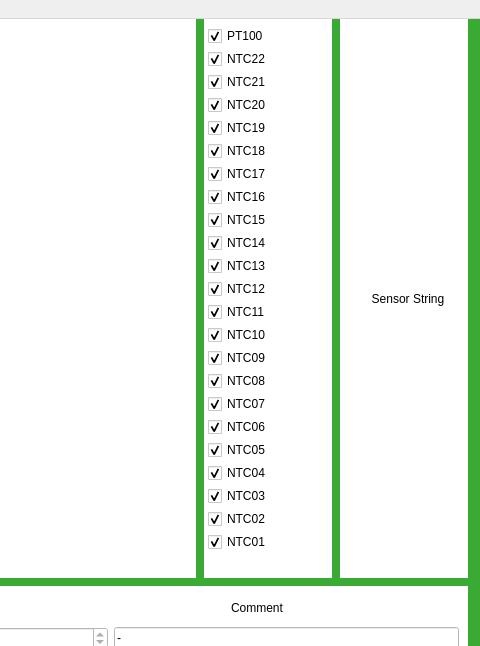
The window that ui/main_window.ui (nilsjanis94/WIZARD-2.1) describes before a commit, drawn with Qt 5; both pictures show x 894 to 1374 and y 0 to 646 of the 1374 by 776 pixel window.
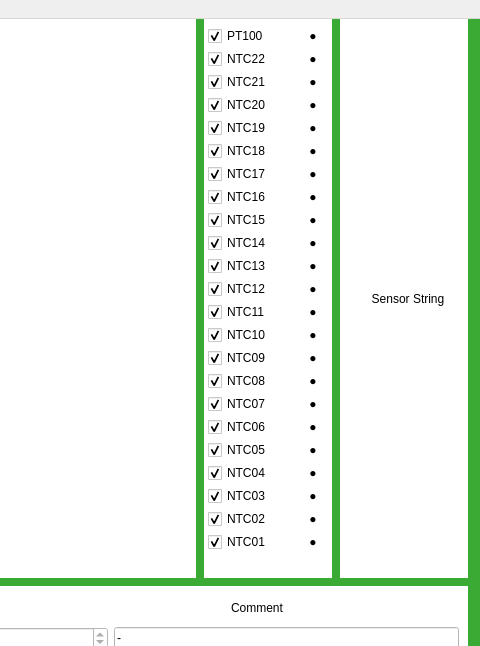
The same window after the commit.

Commit message:
feat: Add visual style indicators next to NTC checkboxes
- Add placeholder labels in UI for style indicators
- Implement StyleIndicatorWidget for drawing line styles
- Add UI service methods for label pixmap updates
- Integrate style indicators with existing plot styles
- Add comprehensive tests for new UI functionality
- Ensure MVC architecture compliance and layout stability

The style indicators show the exact line colors and patterns that appear
in the plot, providing users with visual legend functionality directly
in the NTC checkbox container.

The edit to the form file:
```diff
--- a/ui/main_window.ui
+++ b/ui/main_window.ui
@@ -612,6 +612,11 @@
            <number>4</number>
           </property>
           <item>
+           <layout class="QHBoxLayout" name="pt100_layout">
+            <property name="spacing">
+             <number>8</number>
+            </property>
+            <item>
            <widget class="QCheckBox" name="ntc_pt100_checkbox">
             <property name="sizePolicy">
              <sizepolicy hsizetype="Expanding" vsizetype="Fixed">
@@ -634,6 +639,41 @@
            </widget>
           </item>
           <item>
+             <widget class="QLabel" name="pt100_style_label">
+              <property name="sizePolicy">
+               <sizepolicy hsizetype="Fixed" vsizetype="Preferred">
+                <horstretch>0</horstretch>
+                <verstretch>0</verstretch>
+               </sizepolicy>
+              </property>
+              <property name="minimumSize">
+               <size>
+                <width>30</width>
+                <height>16</height>
+               </size>
+              </property>
+              <property name="maximumSize">
+               <size>
+                <width>30</width>
+                <height>16</height>
+               </size>
+              </property>
+              <property name="text">
+               <string>●</string>
+              </property>
+              <property name="alignment">
+               <set>Qt::AlignCenter</set>
+              </property>
+             </widget>
+            </item>
+           </layout>
+          </item>
+          <item>
+           <layout class="QHBoxLayout" name="ntc22_layout">
+            <property name="spacing">
+             <number>8</number>
+            </property>
+            <item>
            <widget class="QCheckBox" name="ntc_22_checkbox">
             <property name="sizePolicy">
              <sizepolicy hsizetype="Preferred" vsizetype="Fixed">
@@ -650,6 +690,41 @@
            </widget>
           </item>
           <item>
+             <widget class="QLabel" name="ntc22_style_label">
+              <property name="sizePolicy">
+               <sizepolicy hsizetype="Fixed" vsizetype="Preferred">
+                <horstretch>0</horstretch>
+                <verstretch>0</verstretch>
+               </sizepolicy>
+              </property>
+              <property name="minimumSize">
+               <size>
+                <width>30</width>
+                <height>16</height>
+               </size>
+              </property>
+              <property name="maximumSize">
+               <size>
+                <width>30</width>
+                <height>16</height>
+               </size>
+              </property>
+              <property name="text">
+               <string>●</string>
+              </property>
+              <property name="alignment">
+               <set>Qt::AlignCenter</set>
+              </property>
+             </widget>
+            </item>
+           </layout>
+          </item>
+          <item>
+           <layout class="QHBoxLayout" name="ntc21_layout">
+            <property name="spacing">
+             <number>8</number>
+            </property>
+            <item>
            <widget class="QCheckBox" name="ntc_21_checkbox">
             <property name="sizePolicy">
              <sizepolicy hsizetype="Preferred" vsizetype="Fixed">
@@ -666,6 +741,41 @@
            </widget>
           </item>
           <item>
+             <widget class="QLabel" name="ntc21_style_label">
+              <property name="sizePolicy">
+               <sizepolicy hsizetype="Fixed" vsizetype="Preferred">
+                <horstretch>0</horstretch>
+                <verstretch>0</verstretch>
+               </sizepolicy>
+              </property>
+              <property name="minimumSize">
+               <size>
+                <width>30</width>
+                <height>16</height>
+               </size>
+              </property>
+              <property name="maximumSize">
+               <size>
+                <width>30</width>
+                <height>16</height>
+               </size>
+              </property>
+              <property name="text">
+               <string>●</string>
+              </property>
+              <property name="alignment">
+               <set>Qt::AlignCenter</set>
+              </property>
+             </widget>
+            </item>
+           </layout>
+          </item>
+          <item>
+           <layout class="QHBoxLayout" name="ntc20_layout">
+            <property name="spacing">
+             <number>8</number>
+            </property>
+            <item>
            <widget class="QCheckBox" name="ntc_20_checkbox">
             <property name="sizePolicy">
              <sizepolicy hsizetype="Preferred" vsizetype="Fixed">
@@ -682,6 +792,41 @@
            </widget>
           </item>
           <item>
+             <widget class="QLabel" name="ntc20_style_label">
+              <property name="sizePolicy">
+               <sizepolicy hsizetype="Fixed" vsizetype="Preferred">
+                <horstretch>0</horstretch>
+                <verstretch>0</verstretch>
+               </sizepolicy>
+              </property>
+              <property name="minimumSize">
+               <size>
+                <width>30</width>
+                <height>16</height>
+               </size>
+              </property>
+              <property name="maximumSize">
+               <size>
+                <width>30</width>
+                <height>16</height>
+               </size>
+              </property>
+              <property name="text">
+               <string>●</string>
+              </property>
+              <property name="alignment">
+               <set>Qt::AlignCenter</set>
+              </property>
+             </widget>
+            </item>
+           </layout>
+          </item>
+          <item>
+           <layout class="QHBoxLayout" name="ntc19_layout">
+            <property name="spacing">
+             <number>8</number>
+            </property>
+            <item>
            <widget class="QCheckBox" name="ntc_19_checkbox">
             <property name="sizePolicy">
              <sizepolicy hsizetype="Preferred" vsizetype="Fixed">
@@ -698,6 +843,41 @@
            </widget>
           </item>
           <item>
+             <widget class="QLabel" name="ntc19_style_label">
+              <property name="sizePolicy">
+               <sizepolicy hsizetype="Fixed" vsizetype="Preferred">
+                <horstretch>0</horstretch>
+                <verstretch>0</verstretch>
+               </sizepolicy>
+              </property>
+              <property name="minimumSize">
+               <size>
+                <width>30</width>
+                <height>16</height>
+               </size>
+              </property>
+              <property name="maximumSize">
+               <size>
+                <width>30</width>
+                <height>16</height>
+               </size>
+              </property>
+              <property name="text">
+               <string>●</string>
+              </property>
+              <property name="alignment">
+               <set>Qt::AlignCenter</set>
+              </property>
+             </widget>
+            </item>
+           </layout>
+          </item>
+          <item>
+           <layout class="QHBoxLayout" name="ntc18_layout">
+            <property name="spacing">
+             <number>8</number>
+            </property>
+            <item>
            <widget class="QCheckBox" name="ntc_18_checkbox">
             <property name="sizePolicy">
              <sizepolicy hsizetype="Preferred" vsizetype="Fixed">
@@ -714,6 +894,41 @@
            </widget>
           </item>
           <item>
+             <widget class="QLabel" name="ntc18_style_label">
+              <property name="sizePolicy">
+               <sizepolicy hsizetype="Fixed" vsizetype="Preferred">
+                <horstretch>0</horstretch>
+                <verstretch>0</verstretch>
+               </sizepolicy>
+              </property>
+              <property name="minimumSize">
+               <size>
+                <width>30</width>
+                <height>16</height>
+               </size>
+              </property>
+              <property name="maximumSize">
+               <size>
+                <width>30</width>
+                <height>16</height>
+               </size>
+              </property>
+              <property name="text">
+               <string>●</string>
+              </property>
+              <property name="alignment">
+               <set>Qt::AlignCenter</set>
+              </property>
+             </widget>
+            </item>
+           </layout>
+          </item>
+          <item>
+           <layout class="QHBoxLayout" name="ntc17_layout">
+            <property name="spacing">
+             <number>8</number>
+            </property>
+            <item>
            <widget class="QCheckBox" name="ntc_17_checkbox">
             <property name="sizePolicy">
              <sizepolicy hsizetype="Preferred" vsizetype="Fixed">
@@ -730,6 +945,41 @@
            </widget>
           </item>
           <item>
+             <widget class="QLabel" name="ntc17_style_label">
+              <property name="sizePolicy">
+               <sizepolicy hsizetype="Fixed" vsizetype="Preferred">
+                <horstretch>0</horstretch>
+                <verstretch>0</verstretch>
+               </sizepolicy>
+              </property>
+              <property name="minimumSize">
+               <size>
+                <width>30</width>
+                <height>16</height>
+               </size>
+              </property>
+              <property name="maximumSize">
+               <size>
+                <width>30</width>
+                <height>16</height>
+               </size>
+              </property>
+              <property name="text">
+               <string>●</string>
+              </property>
+              <property name="alignment">
+               <set>Qt::AlignCenter</set>
+              </property>
+             </widget>
+            </item>
+           </layout>
+          </item>
+          <item>
+           <layout class="QHBoxLayout" name="ntc16_layout">
+            <property name="spacing">
+             <number>8</number>
+            </property>
+            <item>
            <widget class="QCheckBox" name="ntc_16_checkbox">
             <property name="sizePolicy">
              <sizepolicy hsizetype="Preferred" vsizetype="Fixed">
@@ -746,6 +996,41 @@
            </widget>
           </item>
           <item>
+             <widget class="QLabel" name="ntc16_style_label">
+              <property name="sizePolicy">
+               <sizepolicy hsizetype="Fixed" vsizetype="Preferred">
+                <horstretch>0</horstretch>
+                <verstretch>0</verstretch>
+               </sizepolicy>
+              </property>
+              <property name="minimumSize">
+               <size>
+                <width>30</width>
+                <height>16</height>
+               </size>
+              </property>
+              <property name="maximumSize">
+               <size>
+                <width>30</width>
+                <height>16</height>
+               </size>
+              </property>
+              <property name="text">
+               <string>●</string>
+              </property>
+              <property name="alignment">
+               <set>Qt::AlignCenter</set>
+              </property>
+             </widget>
+            </item>
+           </layout>
+          </item>
+          <item>
+           <layout class="QHBoxLayout" name="ntc15_layout">
+            <property name="spacing">
+             <number>8</number>
+            </property>
+            <item>
            <widget class="QCheckBox" name="ntc_15_checkbox">
             <property name="sizePolicy">
              <sizepolicy hsizetype="Preferred" vsizetype="Fixed">
@@ -762,6 +1047,41 @@
            </widget>
           </item>
           <item>
+             <widget class="QLabel" name="ntc15_style_label">
+              <property name="sizePolicy">
+               <sizepolicy hsizetype="Fixed" vsizetype="Preferred">
+                <horstretch>0</horstretch>
+                <verstretch>0</verstretch>
+               </sizepolicy>
+              </property>
+              <property name="minimumSize">
+               <size>
+                <width>30</width>
+                <height>16</height>
+               </size>
+              </property>
+              <property name="maximumSize">
+               <size>
+                <width>30</width>
+                <height>16</height>
+               </size>
+              </property>
+              <property name="text">
+               <string>●</string>
+              </property>
+              <property name="alignment">
+               <set>Qt::AlignCenter</set>
+              </property>
+             </widget>
+            </item>
+           </layout>
+          </item>
+          <item>
+           <layout class="QHBoxLayout" name="ntc14_layout">
+            <property name="spacing">
+             <number>8</number>
+            </property>
+            <item>
            <widget class="QCheckBox" name="ntc_14_checkbox">
             <property name="sizePolicy">
              <sizepolicy hsizetype="Preferred" vsizetype="Fixed">
@@ -778,6 +1098,41 @@
            </widget>
           </item>
           <item>
+             <widget class="QLabel" name="ntc14_style_label">
+              <property name="sizePolicy">
+               <sizepolicy hsizetype="Fixed" vsizetype="Preferred">
+                <horstretch>0</horstretch>
+                <verstretch>0</verstretch>
+               </sizepolicy>
+              </property>
+              <property name="minimumSize">
+               <size>
+                <width>30</width>
+                <height>16</height>
+               </size>
+              </property>
+              <property name="maximumSize">
+               <size>
+                <width>30</width>
+                <height>16</height>
+               </size>
+              </property>
+              <property name="text">
+               <string>●</string>
+              </property>
+              <property name="alignment">
+               <set>Qt::AlignCenter</set>
+              </property>
+             </widget>
+            </item>
+           </layout>
+          </item>
+          <item>
+           <layout class="QHBoxLayout" name="ntc13_layout">
+            <property name="spacing">
+             <number>8</number>
+            </property>
+            <item>
            <widget class="QCheckBox" name="ntc_13_checkbox">
             <property name="sizePolicy">
              <sizepolicy hsizetype="Preferred" vsizetype="Fixed">
@@ -794,6 +1149,41 @@
            </widget>
           </item>
           <item>
+             <widget class="QLabel" name="ntc13_style_label">
+              <property name="sizePolicy">
+               <sizepolicy hsizetype="Fixed" vsizetype="Preferred">
+                <horstretch>0</horstretch>
+                <verstretch>0</verstretch>
+               </sizepolicy>
+              </property>
+              <property name="minimumSize">
+               <size>
+                <width>30</width>
+                <height>16</height>
+               </size>
+              </property>
+              <property name="maximumSize">
+               <size>
+                <width>30</width>
+                <height>16</height>
+               </size>
+              </property>
+              <property name="text">
+               <string>●</string>
+              </property>
+              <property name="alignment">
+               <set>Qt::AlignCenter</set>
+              </property>
+             </widget>
+            </item>
+           </layout>
+          </item>
+          <item>
+           <layout class="QHBoxLayout" name="ntc12_layout">
+            <property name="spacing">
+             <number>8</number>
+            </property>
+            <item>
            <widget class="QCheckBox" name="ntc_12_checkbox">
             <property name="sizePolicy">
              <sizepolicy hsizetype="Preferred" vsizetype="Fixed">
@@ -810,6 +1200,41 @@
            </widget>
           </item>
           <item>
+             <widget class="QLabel" name="ntc12_style_label">
+              <property name="sizePolicy">
+               <sizepolicy hsizetype="Fixed" vsizetype="Preferred">
+                <horstretch>0</horstretch>
+                <verstretch>0</verstretch>
+               </sizepolicy>
+              </property>
+              <property name="minimumSize">
+               <size>
+                <width>30</width>
+                <height>16</height>
+               </size>
+              </property>
+              <property name="maximumSize">
+               <size>
+                <width>30</width>
+                <height>16</height>
+               </size>
+              </property>
+              <property name="text">
+               <string>●</string>
+              </property>
+              <property name="alignment">
+               <set>Qt::AlignCenter</set>
+              </property>
+             </widget>
+            </item>
+           </layout>
+          </item>
+          <item>
+           <layout class="QHBoxLayout" name="ntc11_layout">
+            <property name="spacing">
+             <number>8</number>
+            </property>
+            <item>
            <widget class="QCheckBox" name="ntc_11_checkbox">
             <property name="sizePolicy">
              <sizepolicy hsizetype="Preferred" vsizetype="Fixed">
@@ -826,6 +1251,41 @@
            </widget>
           </item>
           <item>
+             <widget class="QLabel" name="ntc11_style_label">
+              <property name="sizePolicy">
+               <sizepolicy hsizetype="Fixed" vsizetype="Preferred">
+                <horstretch>0</horstretch>
+                <verstretch>0</verstretch>
+               </sizepolicy>
+              </property>
+              <property name="minimumSize">
+               <size>
+                <width>30</width>
+                <height>16</height>
+               </size>
+              </property>
+              <property name="maximumSize">
+               <size>
+                <width>30</width>
+                <height>16</height>
+               </size>
+              </property>
+              <property name="text">
+               <string>●</string>
+              </property>
+              <property name="alignment">
+               <set>Qt::AlignCenter</set>
+              </property>
+             </widget>
+            </item>
+           </layout>
+          </item>
+          <item>
+           <layout class="QHBoxLayout" name="ntc10_layout">
+            <property name="spacing">
+             <number>8</number>
+            </property>
+            <item>
            <widget class="QCheckBox" name="ntc_10_checkbox">
             <property name="sizePolicy">
              <sizepolicy hsizetype="Preferred" vsizetype="Fixed">
@@ -842,6 +1302,41 @@
            </widget>
           </item>
           <item>
+             <widget class="QLabel" name="ntc10_style_label">
+              <property name="sizePolicy">
+               <sizepolicy hsizetype="Fixed" vsizetype="Preferred">
+                <horstretch>0</horstretch>
+                <verstretch>0</verstretch>
+               </sizepolicy>
+              </property>
+              <property name="minimumSize">
+               <size>
+                <width>30</width>
+                <height>16</height>
+               </size>
+              </property>
+              <property name="maximumSize">
+               <size>
+                <width>30</width>
+                <height>16</height>
+               </size>
+              </property>
+              <property name="text">
+               <string>●</string>
+              </property>
+              <property name="alignment">
+               <set>Qt::AlignCenter</set>
+              </property>
+             </widget>
+            </item>
+           </layout>
+          </item>
+          <item>
+           <layout class="QHBoxLayout" name="ntc09_layout">
+            <property name="spacing">
+             <number>8</number>
+            </property>
+            <item>
            <widget class="QCheckBox" name="ntc_09_checkbox">
             <property name="sizePolicy">
              <sizepolicy hsizetype="Preferred" vsizetype="Fixed">
@@ -858,6 +1353,41 @@
            </widget>
           </item>
           <item>
+             <widget class="QLabel" name="ntc09_style_label">
+              <property name="sizePolicy">
+               <sizepolicy hsizetype="Fixed" vsizetype="Preferred">
+                <horstretch>0</horstretch>
+                <verstretch>0</verstretch>
+               </sizepolicy>
+              </property>
+              <property name="minimumSize">
+               <size>
+                <width>30</width>
+                <height>16</height>
+               </size>
+              </property>
+              <property name="maximumSize">
+               <size>
+                <width>30</width>
+                <height>16</height>
+               </size>
+              </property>
+              <property name="text">
+               <string>●</string>
+              </property>
+              <property name="alignment">
+               <set>Qt::AlignCenter</set>
+              </property>
+             </widget>
+            </item>
+           </layout>
+          </item>
+          <item>
+           <layout class="QHBoxLayout" name="ntc08_layout">
+            <property name="spacing">
+             <number>8</number>
+            </property>
+            <item>
            <widget class="QCheckBox" name="ntc_08_checkbox">
             <property name="sizePolicy">
              <sizepolicy hsizetype="Preferred" vsizetype="Fixed">
@@ -874,6 +1404,41 @@
            </widget>
           </item>
           <item>
+             <widget class="QLabel" name="ntc08_style_label">
+              <property name="sizePolicy">
+               <sizepolicy hsizetype="Fixed" vsizetype="Preferred">
+                <horstretch>0</horstretch>
+                <verstretch>0</verstretch>
+               </sizepolicy>
+              </property>
+              <property name="minimumSize">
+               <size>
+                <width>30</width>
+                <height>16</height>
+               </size>
+              </property>
+              <property name="maximumSize">
+               <size>
+                <width>30</width>
+                <height>16</height>
+               </size>
+              </property>
+              <property name="text">
+               <string>●</string>
+              </property>
+              <property name="alignment">
+               <set>Qt::AlignCenter</set>
+              </property>
+             </widget>
+            </item>
+           </layout>
+          </item>
+          <item>
+           <layout class="QHBoxLayout" name="ntc07_layout">
+            <property name="spacing">
+             <number>8</number>
+            </property>
+            <item>
            <widget class="QCheckBox" name="ntc_07_checkbox">
             <property name="sizePolicy">
              <sizepolicy hsizetype="Preferred" vsizetype="Fixed">
@@ -890,6 +1455,41 @@
            </widget>
           </item>
           <item>
+             <widget class="QLabel" name="ntc07_style_label">
+              <property name="sizePolicy">
+               <sizepolicy hsizetype="Fixed" vsizetype="Preferred">
+                <horstretch>0</horstretch>
+                <verstretch>0</verstretch>
+               </sizepolicy>
+              </property>
+              <property name="minimumSize">
+               <size>
+                <width>30</width>
+                <height>16</height>
+               </size>
+              </property>
+              <property name="maximumSize">
+               <size>
+                <width>30</width>
+                <height>16</height>
+               </size>
+              </property>
+              <property name="text">
+               <string>●</string>
+              </property>
+              <property name="alignment">
+               <set>Qt::AlignCenter</set>
+              </property>
+             </widget>
+            </item>
+           </layout>
+          </item>
+          <item>
+           <layout class="QHBoxLayout" name="ntc06_layout">
+            <property name="spacing">
+             <number>8</number>
+            </property>
+            <item>
            <widget class="QCheckBox" name="ntc_06_checkbox">
             <property name="sizePolicy">
              <sizepolicy hsizetype="Preferred" vsizetype="Fixed">
@@ -906,6 +1506,41 @@
            </widget>
           </item>
           <item>
+             <widget class="QLabel" name="ntc06_style_label">
+              <property name="sizePolicy">
+               <sizepolicy hsizetype="Fixed" vsizetype="Preferred">
+                <horstretch>0</horstretch>
+                <verstretch>0</verstretch>
+               </sizepolicy>
+              </property>
+              <property name="minimumSize">
+               <size>
+                <width>30</width>
+                <height>16</height>
+               </size>
+              </property>
+              <property name="maximumSize">
+               <size>
+                <width>30</width>
+                <height>16</height>
+               </size>
+              </property>
+              <property name="text">
+               <string>●</string>
+              </property>
+              <property name="alignment">
+               <set>Qt::AlignCenter</set>
+              </property>
+             </widget>
+            </item>
+           </layout>
+          </item>
+          <item>
+           <layout class="QHBoxLayout" name="ntc05_layout">
+            <property name="spacing">
+             <number>8</number>
+            </property>
+            <item>
            <widget class="QCheckBox" name="ntc_05_checkbox">
             <property name="sizePolicy">
              <sizepolicy hsizetype="Preferred" vsizetype="Fixed">
@@ -922,6 +1557,41 @@
            </widget>
           </item>
           <item>
+             <widget class="QLabel" name="ntc05_style_label">
+              <property name="sizePolicy">
+               <sizepolicy hsizetype="Fixed" vsizetype="Preferred">
+                <horstretch>0</horstretch>
+                <verstretch>0</verstretch>
+               </sizepolicy>
+              </property>
+              <property name="minimumSize">
+               <size>
+                <width>30</width>
+                <height>16</height>
+               </size>
+              </property>
+              <property name="maximumSize">
+               <size>
+                <width>30</width>
+                <height>16</height>
+               </size>
+              </property>
+              <property name="text">
+               <string>●</string>
+              </property>
+              <property name="alignment">
+               <set>Qt::AlignCenter</set>
+              </property>
+             </widget>
+            </item>
+           </layout>
+          </item>
+          <item>
+           <layout class="QHBoxLayout" name="ntc04_layout">
+            <property name="spacing">
+             <number>8</number>
+            </property>
+            <item>
            <widget class="QCheckBox" name="ntc_04_checkbox">
             <property name="sizePolicy">
              <sizepolicy hsizetype="Preferred" vsizetype="Fixed">
@@ -938,6 +1608,41 @@
            </widget>
           </item>
           <item>
+             <widget class="QLabel" name="ntc04_style_label">
+              <property name="sizePolicy">
+               <sizepolicy hsizetype="Fixed" vsizetype="Preferred">
+                <horstretch>0</horstretch>
+                <verstretch>0</verstretch>
+               </sizepolicy>
+              </property>
+              <property name="minimumSize">
+               <size>
+                <width>30</width>
+                <height>16</height>
+               </size>
+              </property>
+              <property name="maximumSize">
+               <size>
+                <width>30</width>
+                <height>16</height>
+               </size>
+              </property>
+              <property name="text">
+               <string>●</string>
+              </property>
+              <property name="alignment">
+               <set>Qt::AlignCenter</set>
+              </property>
+             </widget>
+            </item>
+           </layout>
+          </item>
+          <item>
+           <layout class="QHBoxLayout" name="ntc03_layout">
+            <property name="spacing">
+             <number>8</number>
+            </property>
+            <item>
            <widget class="QCheckBox" name="ntc_03_checkbox">
             <property name="sizePolicy">
              <sizepolicy hsizetype="Preferred" vsizetype="Fixed">
@@ -954,6 +1659,41 @@
            </widget>
           </item>
           <item>
+             <widget class="QLabel" name="ntc03_style_label">
+              <property name="sizePolicy">
+               <sizepolicy hsizetype="Fixed" vsizetype="Preferred">
+                <horstretch>0</horstretch>
+                <verstretch>0</verstretch>
+               </sizepolicy>
+              </property>
+              <property name="minimumSize">
+               <size>
+                <width>30</width>
+                <height>16</height>
+               </size>
+              </property>
+              <property name="maximumSize">
+               <size>
+                <width>30</width>
+                <height>16</height>
+               </size>
+              </property>
+              <property name="text">
+               <string>●</string>
+              </property>
+              <property name="alignment">
+               <set>Qt::AlignCenter</set>
+              </property>
+             </widget>
+            </item>
+           </layout>
+          </item>
+          <item>
+           <layout class="QHBoxLayout" name="ntc02_layout">
+            <property name="spacing">
+             <number>8</number>
+            </property>
+            <item>
            <widget class="QCheckBox" name="ntc_02_checkbox">
             <property name="sizePolicy">
              <sizepolicy hsizetype="Preferred" vsizetype="Fixed">
@@ -970,6 +1710,41 @@
            </widget>
           </item>
           <item>
+             <widget class="QLabel" name="ntc02_style_label">
+              <property name="sizePolicy">
+               <sizepolicy hsizetype="Fixed" vsizetype="Preferred">
+                <horstretch>0</horstretch>
+                <verstretch>0</verstretch>
+               </sizepolicy>
+              </property>
+              <property name="minimumSize">
+               <size>
+                <width>30</width>
+                <height>16</height>
+               </size>
+              </property>
+              <property name="maximumSize">
+               <size>
+                <width>30</width>
+                <height>16</height>
+               </size>
+              </property>
+              <property name="text">
+               <string>●</string>
+              </property>
+              <property name="alignment">
+               <set>Qt::AlignCenter</set>
+              </property>
+             </widget>
+            </item>
+           </layout>
+          </item>
+          <item>
+           <layout class="QHBoxLayout" name="ntc01_layout">
+            <property name="spacing">
+             <number>8</number>
+            </property>
+            <item>
            <widget class="QCheckBox" name="ntc_01_checkbox">
             <property name="sizePolicy">
              <sizepolicy hsizetype="Preferred" vsizetype="Fixed">
@@ -984,6 +1759,36 @@
              <bool>true</bool>
             </property>
            </widget>
+            </item>
+            <item>
+             <widget class="QLabel" name="ntc01_style_label">
+              <property name="sizePolicy">
+               <sizepolicy hsizetype="Fixed" vsizetype="Preferred">
+                <horstretch>0</horstretch>
+                <verstretch>0</verstretch>
+               </sizepolicy>
+              </property>
+              <property name="minimumSize">
+               <size>
+                <width>30</width>
+                <height>16</height>
+               </size>
+              </property>
+              <property name="maximumSize">
+               <size>
+                <width>30</width>
+                <height>16</height>
+               </size>
+              </property>
+              <property name="text">
+               <string>●</string>
+              </property>
+              <property name="alignment">
+               <set>Qt::AlignCenter</set>
+              </property>
+             </widget>
+            </item>
+           </layout>
           </item>
          </layout>
         </widget>
```
Lines whose indentation alone changed are shown as unchanged. The commit also changes 4 other files.
